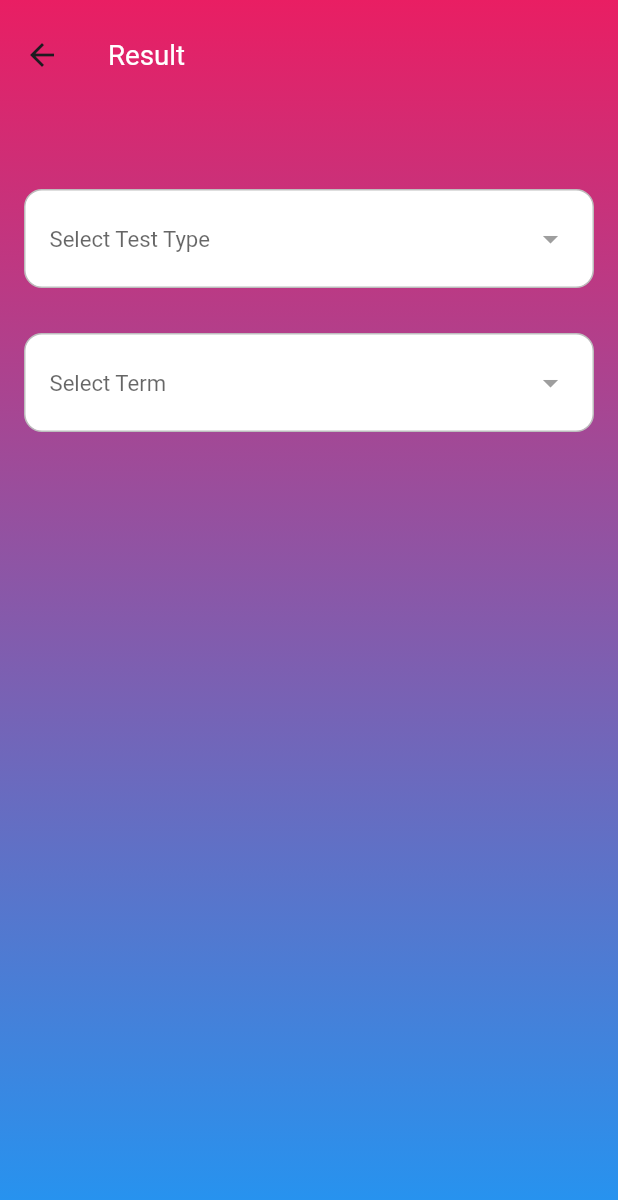
After one commit to Dimple-Kumawat/UI-CHANGE-CODE, a Flutter app: the ResultPage screen opened directly, on a phone screen of 412 x 824 dp. The commit adds this screen. Shown: the top 1200 px of the screen. Run offline on Flutter 3.47's test engine with Material 3 defaults, Android fonts, the phone set to English and light mode, and no system bars; our stand-ins replace device_info, dio, firebase_core, firebase_messaging, flutter_form_builder, flutter_screenutil and 8 more; accounts and stored records are empty.

Commit message:
resul card code

```diff
--- a/lib/main.dart
+++ b/lib/main.dart
@@ -1,4 +1,5 @@
 import 'package:evolvu/login.dart';
+import 'package:evolvu/result/result.dart';
 import 'package:evolvu/username_page.dart';
 import 'package:flutter/foundation.dart';
 import 'package:flutter/material.dart';
@@ -32,7 +33,8 @@ class MyApp extends StatelessWidget {
                   end: Alignment.bottomCenter,
                 ),
               ),
-              child: UserNamePage(),
+           // child:  ResultPage(),
+            child: UserNamePage(),
             ),
           ),
         );
--- /dev/null
+++ b/lib/result/result.dart
@@ -0,0 +1,196 @@
+import 'package:flutter/material.dart';
+import 'package:flutter_screenutil/flutter_screenutil.dart';
+
+class ResultPage extends StatefulWidget {
+  const ResultPage({Key? key}) : super(key: key);
+
+  @override
+  _ResultPageState createState() => _ResultPageState();
+}
+
+class _ResultPageState extends State<ResultPage> {
+  final List<String> testTypes = ['Periodic Test 1', 'Midterm'];
+  final List<String> termOptions = ['Term 1', 'Term 2'];
+
+  String? selectedTestTypeForFirstDropdown; // Initial state set to null
+  String? selectedTermForSecondDropdown; // Initial state set to null
+
+  // Mock result data for each test and term
+  final Map<String, Map<String, List<Map<String, dynamic>>>> resultData = {
+    'Periodic Test 1': {
+      'Term 1': [
+        {'subject': 'English', 'type': 'Periodic Test', 'score': '24/40'},
+        {'subject': 'Hindi', 'type': 'Portfolio', 'score': '5/5'},
+        {'subject': 'Hindi', 'type': 'Subject Enrichment', 'score': '2/5'},
+        {'subject': 'Hindi', 'type': 'Term', 'score': '76/80'},
+      ],
+      'Term 2': [
+        {'subject': 'Math', 'type': 'Periodic Test', 'score': '30/40'},
+      ],
+    },
+    'Midterm': {
+      'Term 1': [
+        {'subject': 'Hindi', 'type': 'Portfolio', 'score': '5/5'},
+        {'subject': 'Hindi', 'type': 'Subject Enrichment', 'score': '2/5'},
+        {'subject': 'Hindi', 'type': 'Term', 'score': '76/80'},
+      ],
+      'Term 2': [
+        {'subject': 'Science', 'type': 'Midterm Exam', 'score': '50/60'},
+      ],
+    },
+  };
+
+  @override
+  Widget build(BuildContext context) {
+    return Scaffold(
+      backgroundColor: Colors.transparent,
+      extendBodyBehindAppBar: true,
+      appBar: AppBar(
+        toolbarHeight: 80.h,
+        title: Text(
+          "Result",
+          style: TextStyle(fontSize: 20.sp, color: Colors.white),
+        ),
+        backgroundColor: Colors.transparent,
+        elevation: 0,
+      ),
+      body: Container(
+        height: double.infinity,
+        decoration: const BoxDecoration(
+          gradient: LinearGradient(
+            colors: [Colors.pink, Colors.blue],
+            begin: Alignment.topCenter,
+            end: Alignment.bottomCenter,
+          ),
+        ),
+        child: Padding(
+          padding: const EdgeInsets.all(16.0),
+          child: Column(
+            children: [
+              const SizedBox(height: 110),
+              // First Dropdown for Test Type
+              _buildDropdown('Select Test Type', selectedTestTypeForFirstDropdown, testTypes, (value) {
+                setState(() {
+                  selectedTestTypeForFirstDropdown = value;
+                  // Reset second dropdown when the first dropdown changes
+                  selectedTermForSecondDropdown = null;
+                });
+              }),
+              const SizedBox(height: 10),
+              // Display results dynamically for the first dropdown (Test Type)
+              if (selectedTestTypeForFirstDropdown != null)
+                _buildResultsForFirstDropdown(selectedTestTypeForFirstDropdown!),
+
+              const SizedBox(height: 20),
+
+              // Second Dropdown for Term Options (Enabled only if Test Type is selected)
+              _buildDropdown('Select Term', selectedTermForSecondDropdown, selectedTestTypeForFirstDropdown != null ? termOptions : [], (value) {
+                setState(() {
+                  selectedTermForSecondDropdown = value;
+                });
+              }),
+
+              const SizedBox(height: 10),
+
+              // Display results dynamically for the second dropdown (Term)
+              if (selectedTestTypeForFirstDropdown != null && selectedTermForSecondDropdown != null)
+                _buildResultsForSecondDropdown(selectedTestTypeForFirstDropdown!, selectedTermForSecondDropdown!),
+            ],
+          ),
+        ),
+      ),
+    );
+  }
+
+  // Dropdown Builder
+  Widget _buildDropdown(String label, String? selectedValue, List<String> options, Function(String?) onChanged) {
+    return Container(
+      padding: const EdgeInsets.symmetric(horizontal: 16, vertical: 8),
+      decoration: BoxDecoration(
+        color: Colors.white,
+        borderRadius: BorderRadius.circular(12),
+        border: Border.all(color: Colors.grey.shade400, width: 1),
+      ),
+      child: DropdownButtonHideUnderline(
+        child: DropdownButton<String>(
+          hint: Text(label), // Show label when no selection is made
+          value: selectedValue,
+          icon: const Icon(Icons.arrow_drop_down, color: Colors.grey),
+          iconSize: 24,
+          isExpanded: true,
+          style: TextStyle(fontSize: 16.sp, color: Colors.black),
+          items: options.isNotEmpty
+              ? options.map((String value) {
+                  return DropdownMenuItem<String>(
+                    value: value,
+                    child: Text(value),
+                  );
+                }).toList()
+              : [], // No items when no test type is selected
+          onChanged: onChanged,
+        ),
+      ),
+    );
+  }
+
+  // Build Results Based on Selection for First Dropdown
+  Widget _buildResultsForFirstDropdown(String selectedTestType) {
+    final results = resultData[selectedTestType]?['Term 1'] ?? [];
+
+    if (results.isEmpty) {
+      return const Center(
+        child: Text("No results available"),
+      );
+    }
+
+    return Column(
+      children: results.map((result) {
+        return _buildResultCard(result['subject'], result['type'], result['score']);
+      }).toList(),
+    );
+  }
+
+  // Build Results Based on Selection for Second Dropdown
+  Widget _buildResultsForSecondDropdown(String selectedTestType, String selectedTerm) {
+    final results = resultData[selectedTestType]?[selectedTerm] ?? [];
+
+    if (results.isEmpty) {
+      return const Center(
+        child: Text("No results available"),
+      );
+    }
+
+    return Column(
+      children: results.map((result) {
+        return _buildResultCard(result['subject'], result['type'], result['score']);
+      }).toList(),
+    );
+  }
+
+  // Result Card
+  Widget _buildResultCard(String subject, String type, String score) {
+    return Card(
+      margin: const EdgeInsets.symmetric(vertical: 6),
+      child: Padding(
+        padding: const EdgeInsets.all(12.0),
+        child: Row(
+          mainAxisAlignment: MainAxisAlignment.spaceBetween,
+          children: [
+            Text(
+              subject,
+              style: TextStyle(fontSize: 16.sp, fontWeight: FontWeight.bold),
+            ),
+            Text(
+              type,
+              style: TextStyle(fontSize: 16.sp),
+            ),
+            Text(
+              score,
+              style: TextStyle(fontSize: 16.sp, color: Colors.blue),
+            ),
+          ],
+        ),
+      ),
+    );
+  }
+}
```
Also changed, not shown: lib/Student/StudentDashboard.dart (+15 -0 lines), lib/Student/stu_form.dart (+10 -4 lines), lib/common/common_dropDownFiled.dart (+25 -26 lines).
